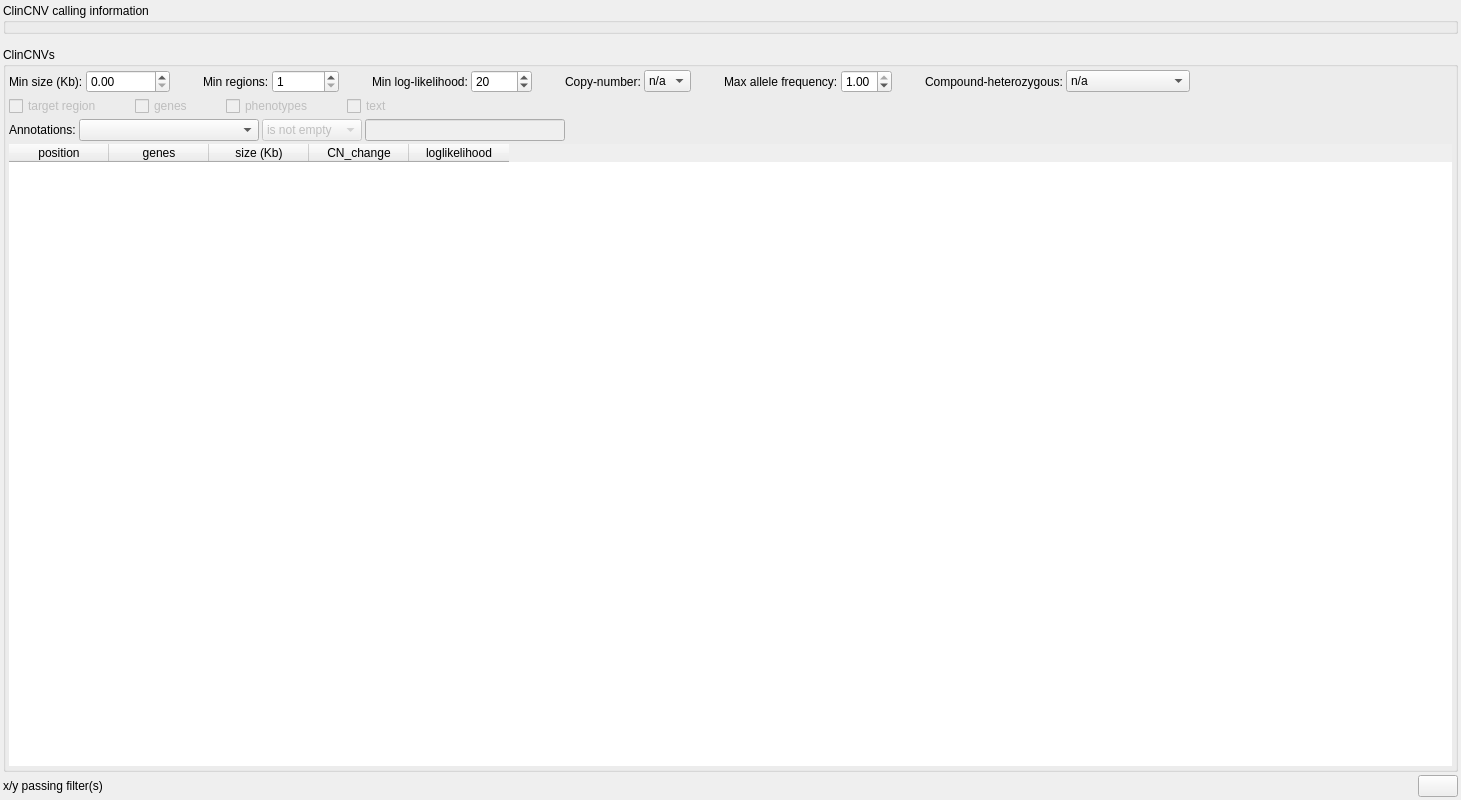
Before: the Qt Designer form src/GSvar/ClinCnvWidget.ui in imgag/ngs-bits, drawn with Qt 5.
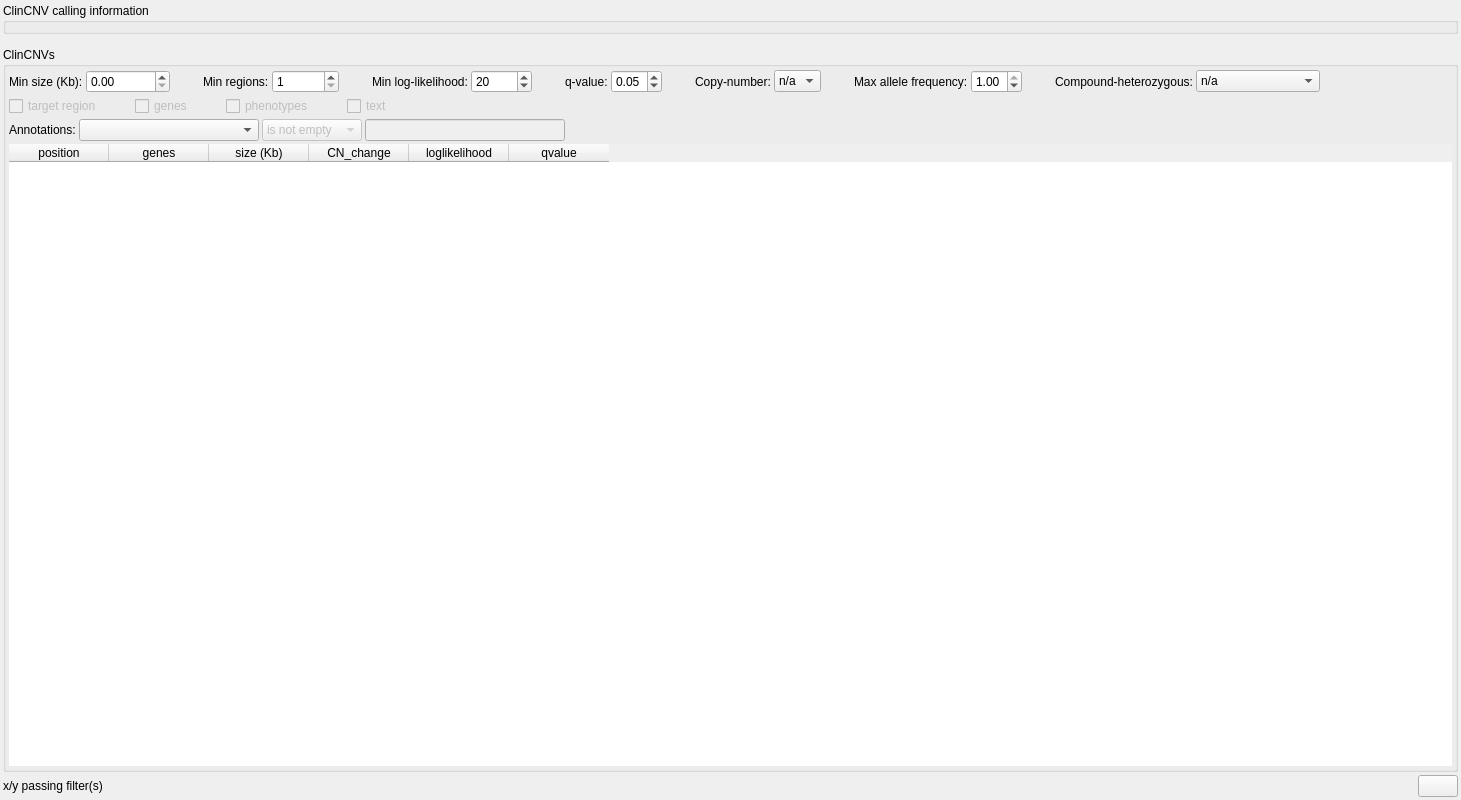
After: the same form once the commit is applied. Icons and pictures are not drawn.

Commit message: GSvar: update for ClinCNV

What changed in the file:
```diff
--- a/src/GSvar/ClinCnvWidget.ui
+++ b/src/GSvar/ClinCnvWidget.ui
@@ -227,6 +227,45 @@
           </property>
          </spacer>
         </item>
+        <item>
+         <widget class="QLabel" name="label_8">
+          <property name="toolTip">
+           <string>Maximum q-score.</string>
+          </property>
+          <property name="text">
+           <string>q-value:</string>
+          </property>
+         </widget>
+        </item>
+        <item>
+         <widget class="QDoubleSpinBox" name="f_qvalue">
+          <property name="maximum">
+           <double>1.000000000000000</double>
+          </property>
+          <property name="singleStep">
+           <double>0.010000000000000</double>
+          </property>
+          <property name="value">
+           <double>0.050000000000000</double>
+          </property>
+         </widget>
+        </item>
+        <item>
+         <spacer name="horizontalSpacer_12">
+          <property name="orientation">
+           <enum>Qt::Horizontal</enum>
+          </property>
+          <property name="sizeType">
+           <enum>QSizePolicy::Fixed</enum>
+          </property>
+          <property name="sizeHint" stdset="0">
+           <size>
+            <width>30</width>
+            <height>1</height>
+           </size>
+          </property>
+         </spacer>
+        </item>
         <item>
          <widget class="QLabel" name="label_3">
           <property name="text">
@@ -617,6 +656,11 @@
           <string>loglikelihood</string>
          </property>
         </column>
+        <column>
+         <property name="text">
+          <string>qvalue</string>
+         </property>
+        </column>
        </widget>
       </item>
      </layout>
```
Left out of the diff: 4 changed lines with no effect on the pictures. The commit also changes 6 other files.
